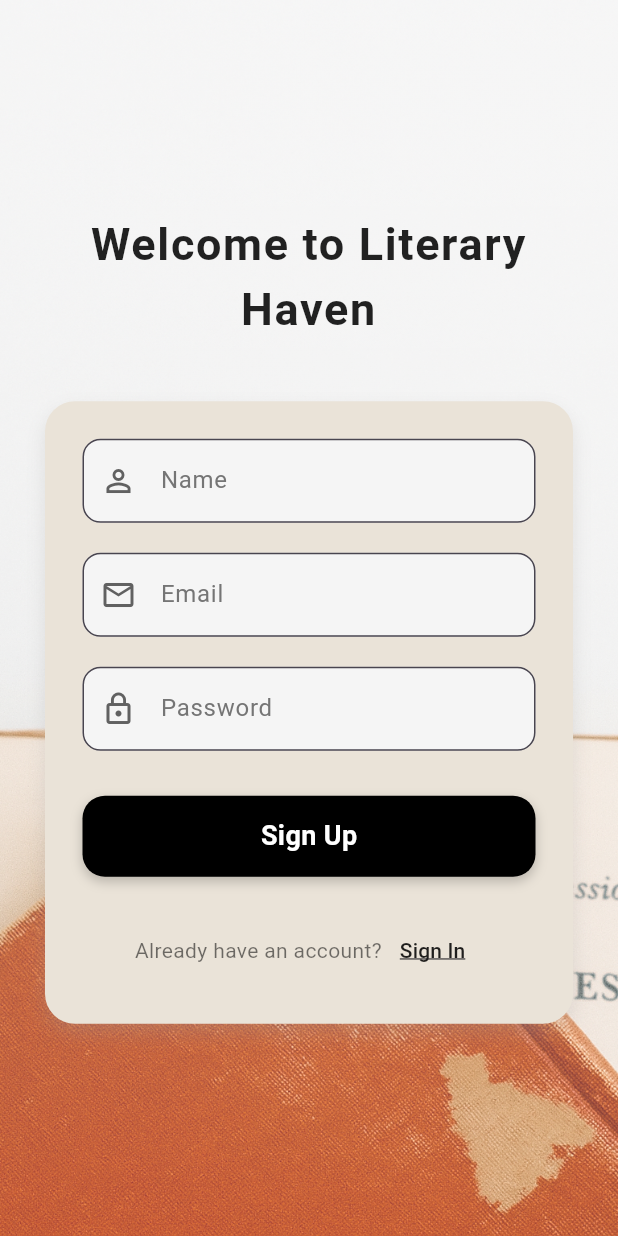
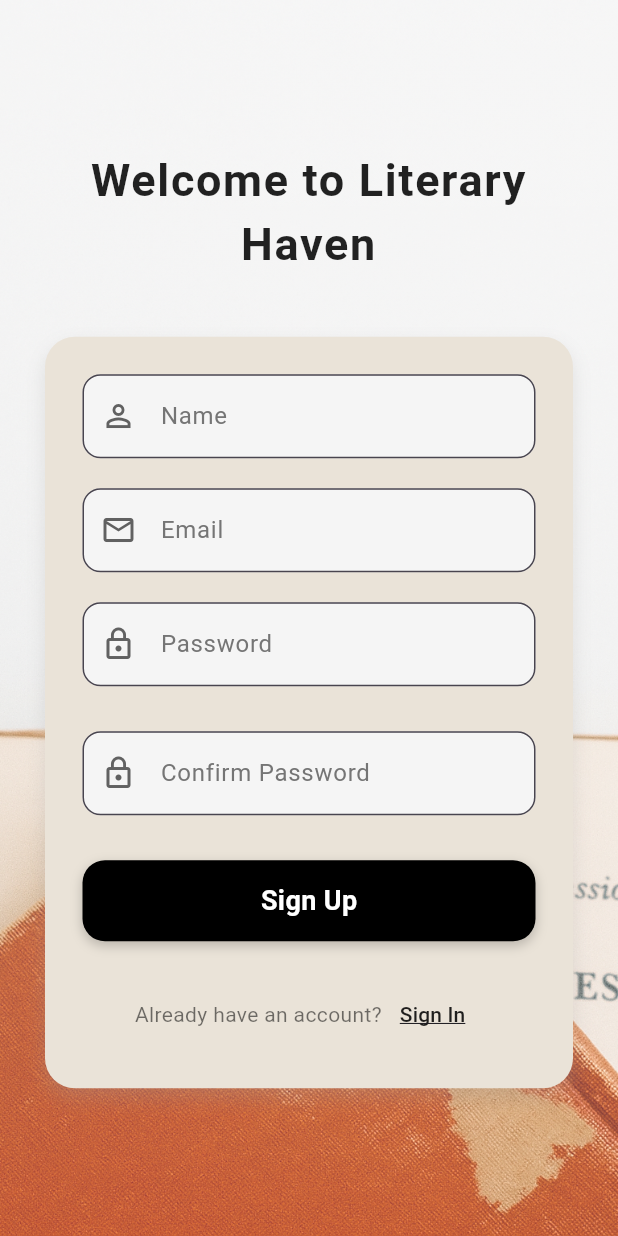
Before and after one commit to trabalho-victor/literary-heaven, a Flutter app: the MyRegister screen opened by its route, on a phone screen of 412 x 824 dp. Run offline on Flutter 3.47's test engine with Material 3 defaults, Android fonts, the phone set to English and light mode, and no system bars; our stand-ins replace hive, hive_flutter; accounts and stored records are empty.

Commit message:
cria campo de confrimação para senha

```diff
--- a/lib/register.dart
+++ b/lib/register.dart
@@ -11,6 +11,7 @@ class _MyRegisterState extends State<MyRegister> {
   final TextEditingController name = TextEditingController();
   final TextEditingController email = TextEditingController();
   final TextEditingController password = TextEditingController();
+  final TextEditingController confirmation = TextEditingController();
 
   @override
   Widget build(BuildContext context) {
@@ -154,6 +155,33 @@ class _MyRegisterState extends State<MyRegister> {
                         ),
                         const SizedBox(height: 30),
 
+                        // Botão confirmar senha
+                        TextField(
+                          controller: confirmation,
+                          obscureText: true,
+                          style: const TextStyle(color: Colors.black87),
+                          decoration: InputDecoration(
+                            filled: true,
+                            fillColor: Colors.grey.shade100,
+                            hintText: "Confirm Password",
+                            hintStyle:
+                                TextStyle(color: Colors.grey.shade600),
+                            prefixIcon: Icon(Icons.lock_outline,
+                                color: Colors.grey.shade700),
+                            border: OutlineInputBorder(
+                              borderRadius: BorderRadius.circular(12),
+                              borderSide:
+                                  const BorderSide(color: Colors.transparent),
+                            ),
+                            focusedBorder: OutlineInputBorder(
+                              borderRadius: BorderRadius.circular(12),
+                              borderSide: BorderSide(
+                                  color: Colors.grey.shade400, width: 1.2),
+                            ),
+                          ),
+                        ),
+                        const SizedBox(height: 30),
+
                         // Botão preto
                         GestureDetector(
                           onTap: () {
```
